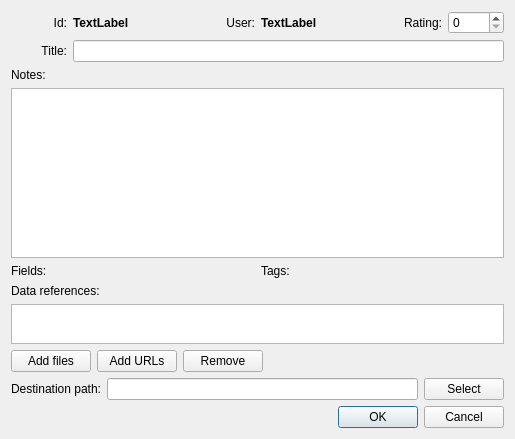
Old version of the form ui/itemdialog.ui in the repository vlkv/reggata.
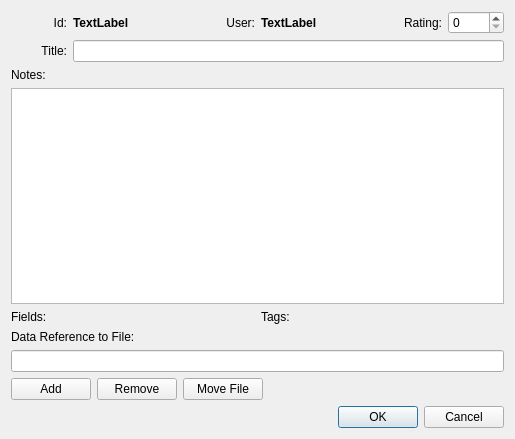
New version of the form.

Diff of the .ui file:
```diff
--- a/ui/itemdialog.ui
+++ b/ui/itemdialog.ui
@@ -152,44 +152,28 @@
    <item>
     <layout class="QVBoxLayout" name="verticalLayout" >
      <item>
-      <widget class="QLabel" name="label_4" >
-       <property name="text" >
-        <string>Data references:</string>
+      <widget class="QLabel" name="label_4">
+       <property name="text">
+        <string>Data Reference to File:</string>
        </property>
       </widget>
      </item>
      <item>
-      <widget class="QListWidget" name="listWidget_data_refs" >
-       <property name="sizePolicy" >
-        <sizepolicy vsizetype="Expanding" hsizetype="Expanding" >
-         <horstretch>0</horstretch>
-         <verstretch>0</verstretch>
-        </sizepolicy>
+      <widget class="QLineEdit" name="lineEditDataRefURL">
+       <property name="readOnly">
+        <bool>true</bool>
        </property>
-       <property name="maximumSize" >
-        <size>
-         <width>16777215</width>
-         <height>40</height>
-        </size>
-       </property>
-       <property name="selectionMode" >
-        <enum>QAbstractItemView::ExtendedSelection</enum>
-       </property>
       </widget>
      </item>
      <item>
       <layout class="QHBoxLayout" name="horizontalLayout" >
        <item>
-        <widget class="QPushButton" name="pushButton_add_files" >
-         <property name="text" >
-          <string>Add files</string>
+        <widget class="QPushButton" name="pushButtonAddDataRef">
+         <property name="toolTip">
+          <string>Add Data Reference to this Item</string>
          </property>
-        </widget>
-       </item>
-       <item>
-        <widget class="QPushButton" name="pushButton_add_URL" >
-         <property name="text" >
-          <string>Add URLs</string>
+         <property name="text">
+          <string>Add</string>
          </property>
         </widget>
        </item>
@@ -201,8 +185,18 @@
         </widget>
        </item>
        <item>
-        <spacer name="horizontalSpacer" >
-         <property name="orientation" >
+        <widget class="QPushButton" name="pushButtonMoveFile">
+         <property name="toolTip">
+          <string>Move Data Reference File to another location in the same repository.</string>
+         </property>
+         <property name="text">
+          <string>Move File</string>
+         </property>
+        </widget>
+       </item>
+       <item>
+        <spacer name="horizontalSpacer">
+         <property name="orientation">
           <enum>Qt::Horizontal</enum>
          </property>
          <property name="sizeHint" stdset="0" >
@@ -218,39 +212,8 @@
     </layout>
    </item>
    <item>
-    <layout class="QHBoxLayout" name="horizontalLayout_5" >
-     <item>
-      <widget class="QLabel" name="label_8" >
-       <property name="text" >
-        <string>Destination path:</string>
-       </property>
-       <property name="alignment" >
-        <set>Qt::AlignRight|Qt::AlignTrailing|Qt::AlignVCenter</set>
-       </property>
-      </widget>
-     </item>
-     <item>
-      <widget class="QLineEdit" name="lineEdit_dst_path" >
-       <property name="toolTip" >
-        <string>Path where to put the file in the repository.</string>
-       </property>
-       <property name="readOnly" >
-        <bool>true</bool>
-       </property>
-      </widget>
-     </item>
-     <item>
-      <widget class="QPushButton" name="pushButton_select_dst_path" >
-       <property name="text" >
-        <string>Select</string>
-       </property>
-      </widget>
-     </item>
-    </layout>
-   </item>
-   <item>
-    <widget class="QDialogButtonBox" name="buttonBox" >
-     <property name="orientation" >
+    <widget class="QDialogButtonBox" name="buttonBox">
+     <property name="orientation">
       <enum>Qt::Horizontal</enum>
      </property>
      <property name="standardButtons" >
```
Left out of the diff: 118 changed lines with no effect on the pictures.
